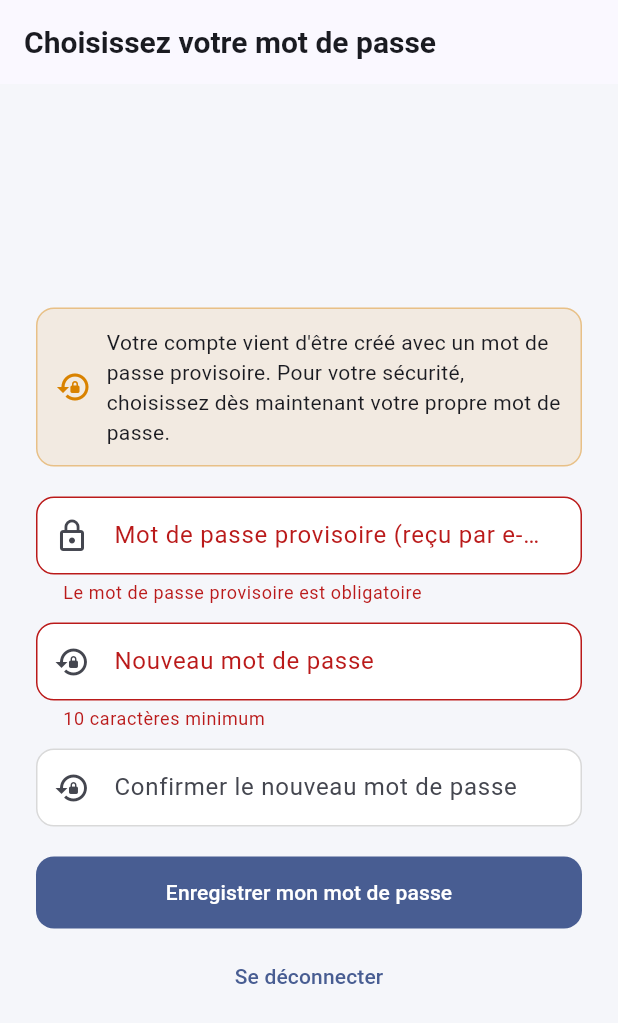
After one commit to jmaguerislem/ecole-app, a Flutter app: the ForcePasswordPage screen opened directly, after a tap on "Enregistrer mon mot de passe", on a phone screen of 412 x 824 dp. The commit adds this screen. Shown: the top 1023 px of the screen. Run offline on Flutter 3.47's test engine with Material 3 defaults, Android fonts, the phone set to English and light mode, and no system bars; our stand-ins replace flutter_secure_storage; accounts and stored records are empty.

Commit message:
Mobile : changement de mot de passe obligatoire, choix de l'école à la connexion, suppression d'école, nombre d'élèves retiré de la liste

```diff
--- a/mobile/lib/app.dart
+++ b/mobile/lib/app.dart
@@ -5,6 +5,7 @@ import 'core/auth_controller.dart';
 import 'core/env.dart';
 import 'core/theme.dart';
 import 'features/admin/admin_shell.dart';
+import 'features/auth/force_password_page.dart';
 import 'features/auth/login_page.dart';
 import 'features/family/family_shell.dart';
 import 'features/superadmin/superadmin_shell.dart';
@@ -71,6 +72,8 @@ class _AuthGate extends StatelessWidget {
     }
     final u = auth.user;
     if (u == null) return const LoginPage();
+    // Mot de passe provisoire : le serveur refuse tout le reste, on guide donc directement vers le changement obligatoire
+    if (u.mustChangePassword) return ForcePasswordPage(key: ValueKey('pw${u.id}'));
     switch (u.role) {
       case 'superadmin':
         return SuperAdminShell(key: ValueKey('sa${u.id}'));
--- a/mobile/lib/core/api_client.dart
+++ b/mobile/lib/core/api_client.dart
@@ -25,6 +25,14 @@ class ApiException implements Exception {
           ? (data['suggestions'] as Map)['creneaux']
           : null);
   bool get needsConfirmation => status == 409 && data['confirmable'] == true;
+
+  /// Même adresse e-mail ET même mot de passe dans plusieurs écoles : le serveur demande de choisir l'école (liste dans [ecoles]).
+  bool get needsSchool => status == 409 && data['code'] == 'school_required';
+  List<Map<String, dynamic>> get ecoles => _list(data['ecoles']);
+
+  /// Mot de passe provisoire : le serveur refuse tout le reste tant qu'il n'est pas changé.
+  bool get needsPasswordChange =>
+      status == 403 && data['code'] == 'password_change_required';
 
   static List<Map<String, dynamic>> _list(dynamic v) => v is List
       ? v.whereType<Map>().map((e) => Map<String, dynamic>.from(e)).toList()
--- /dev/null
+++ b/mobile/lib/features/auth/force_password_page.dart
@@ -0,0 +1,139 @@
+import 'package:flutter/material.dart';
+
+import '../../core/api_client.dart';
+import '../../core/auth_controller.dart';
+import '../../core/forms.dart';
+import '../../core/theme.dart';
+import '../../core/ui.dart';
+
+/// Affichée à la place de l'application tant que le mot de passe est provisoire
+/// (compte créé par l'administration de l'école : le mot de passe reçu par e-mail doit être remplacé).
+/// Le serveur refuse de toute façon toutes les autres requêtes tant que ce n'est pas fait.
+class ForcePasswordPage extends StatefulWidget {
+  const ForcePasswordPage({super.key});
+
+  @override
+  State<ForcePasswordPage> createState() => _ForcePasswordPageState();
+}
+
+class _ForcePasswordPageState extends State<ForcePasswordPage> {
+  final _form = GlobalKey<FormState>();
+  final _old = TextEditingController();
+  final _new = TextEditingController();
+  final _conf = TextEditingController();
+  bool _busy = false;
+
+  @override
+  void dispose() {
+    _old.dispose();
+    _new.dispose();
+    _conf.dispose();
+    super.dispose();
+  }
+
+  Future<void> _save() async {
+    if (!_form.currentState!.validate()) return;
+    final auth = AuthScope.of(context);
+    final messenger = ScaffoldMessenger.of(context);
+    setState(() => _busy = true);
+    try {
+      await api.post('/auth/change-password', body: {
+        'ancien': _old.text,
+        'nouveau': _new.text,
+        'confirmation': _conf.text
+      });
+      // Le profil n'est plus « à changer » : l'aiguillage de l'application affiche alors l'espace de l'utilisateur.
+      await auth.refreshUser();
+      messenger
+        ..hideCurrentSnackBar()
+        ..showSnackBar(const SnackBar(
+            content: Text('Mot de passe enregistré. Bienvenue !'),
+            backgroundColor: AppColors.ok));
+    } catch (e) {
+      if (mounted) showError(context, e);
+    } finally {
+      if (mounted) setState(() => _busy = false);
+    }
+  }
+
+  @override
+  Widget build(BuildContext context) {
+    final auth = AuthScope.of(context);
+    return Scaffold(
+      appBar: AppBar(title: const Text('Choisissez votre mot de passe')),
+      body: SafeArea(
+        child: Center(
+          child: SingleChildScrollView(
+            padding: const EdgeInsets.all(24),
+            child: ConstrainedBox(
+              constraints: const BoxConstraints(maxWidth: 420),
+              child: Form(
+                key: _form,
+                child: Column(
+                    crossAxisAlignment: CrossAxisAlignment.stretch,
+                    children: [
+                      Container(
+                        padding: const EdgeInsets.all(12),
+                        decoration: BoxDecoration(
+                            color: AppColors.warn.withValues(alpha: 0.1),
+                            borderRadius: BorderRadius.circular(12),
+                            border: Border.all(
+                                color: AppColors.warn.withValues(alpha: 0.4))),
+                        child: const Row(children: [
+                          Icon(Icons.lock_reset, color: AppColors.warn),
+                          SizedBox(width: 10),
+                          Expanded(
+                              child: Text(
+                                  'Votre compte vient d\'être créé avec un mot de passe provisoire. Pour votre sécurité, choisissez dès maintenant votre propre mot de passe.')),
+                        ]),
+                      ),
+                      const SizedBox(height: 20),
+                      textField(_old, 'Mot de passe provisoire (reçu par e-mail)',
+                          obscure: true,
+                          icon: Icons.lock_outline,
+                          validator: vRequired('Le mot de passe provisoire')),
+                      const SizedBox(height: 12),
+                      textField(_new, 'Nouveau mot de passe',
+                          obscure: true,
+                          icon: Icons.lock_reset,
+                          helper:
+                              '10 caractères minimum avec majuscule, minuscule et chiffre',
+                          validator: (v) {
+                        if (v == null || v.length < 10) {
+                          return '10 caractères minimum';
+                        }
+                        if (!RegExp(r'[a-z]').hasMatch(v) ||
+                            !RegExp(r'[A-Z]').hasMatch(v) ||
+                            !RegExp(r'\d').hasMatch(v)) {
+                          return 'Une minuscule, une majuscule et un chiffre';
+                        }
+                        if (v == _old.text) {
+                          return 'Doit être différent du mot de passe provisoire';
+                        }
+                        return null;
+                      }),
+                      const SizedBox(height: 12),
+                      textField(_conf, 'Confirmer le nouveau mot de passe',
+                          obscure: true,
+                          icon: Icons.lock_reset,
+                          validator: (v) => v != _new.text
+                              ? 'Les mots de passe ne correspondent pas'
+                              : null),
+                      const SizedBox(height: 20),
+                      BusyButton(
+                          busy: _busy,
+                          onPressed: _save,
+                          label: 'Enregistrer mon mot de passe'),
+                      const SizedBox(height: 8),
+                      TextButton(
+                          onPressed: _busy ? null : auth.logout,
+                          child: const Text('Se déconnecter')),
+                    ]),
+              ),
+            ),
+          ),
+        ),
+      ),
+    );
+  }
+}
```
Also changed, not shown: mobile/lib/core/auth_controller.dart (+19 -4 lines), mobile/lib/features/auth/login_page.dart (+49 -2 lines), mobile/lib/features/superadmin/schools_page.dart (+31 -2 lines), 1 other file.
